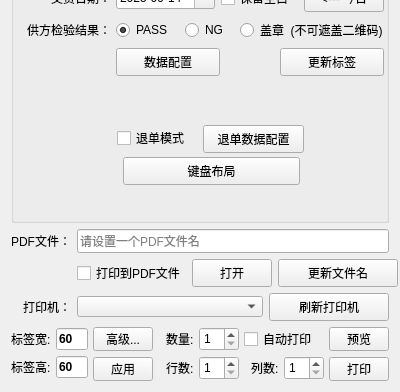
The window that FramePrintControl.ui (wlffeng2008/AkkoLabelPrinter) describes before a commit, drawn with Qt 5; both pictures show x 0 to 400 and y 388 to 780 of the 400 by 780 pixel window.
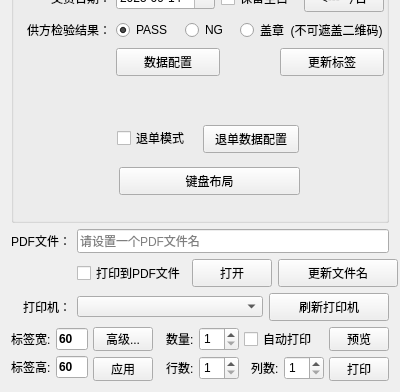
The same window after the commit.

Patch:
```diff
--- a/FramePrintControl.ui
+++ b/FramePrintControl.ui
@@ -1129,7 +1129,7 @@
          <rect>
           <x>190</x>
           <y>484</y>
-          <width>101</width>
+          <width>96</width>
           <height>28</height>
          </rect>
         </property>
@@ -1149,9 +1149,9 @@
        <widget class="QPushButton" name="pushButtonKeyboard">
         <property name="geometry">
          <rect>
-          <x>110</x>
-          <y>516</y>
-          <width>177</width>
+          <x>106</x>
+          <y>526</y>
+          <width>181</width>
           <height>28</height>
          </rect>
         </property>
```
